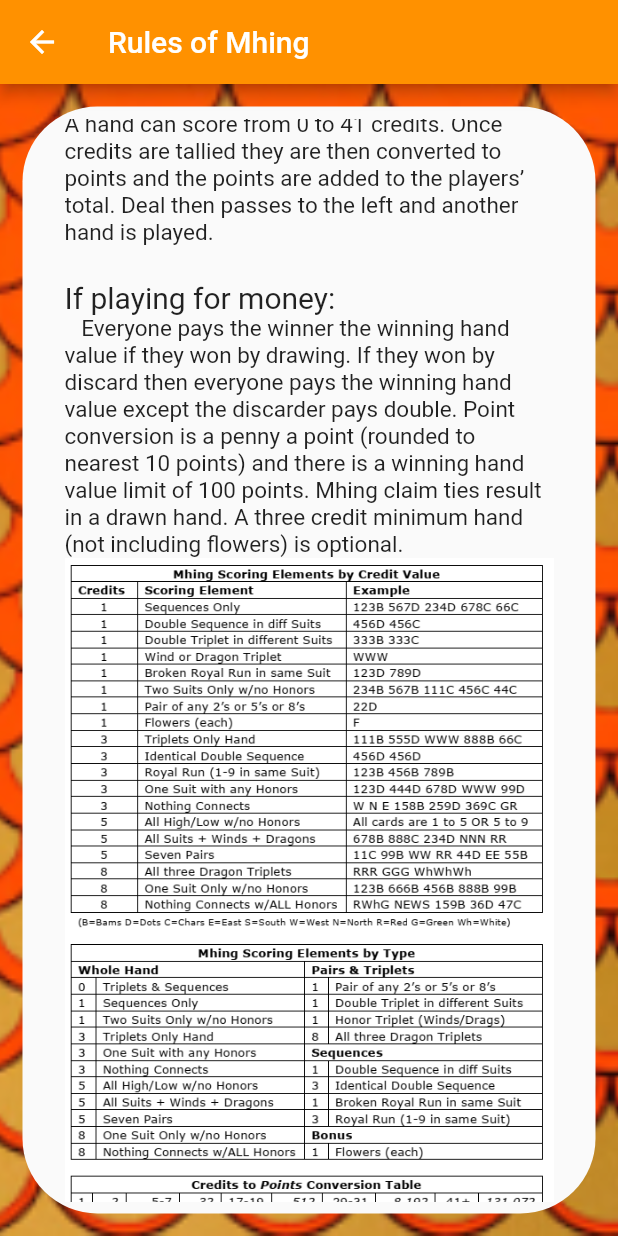
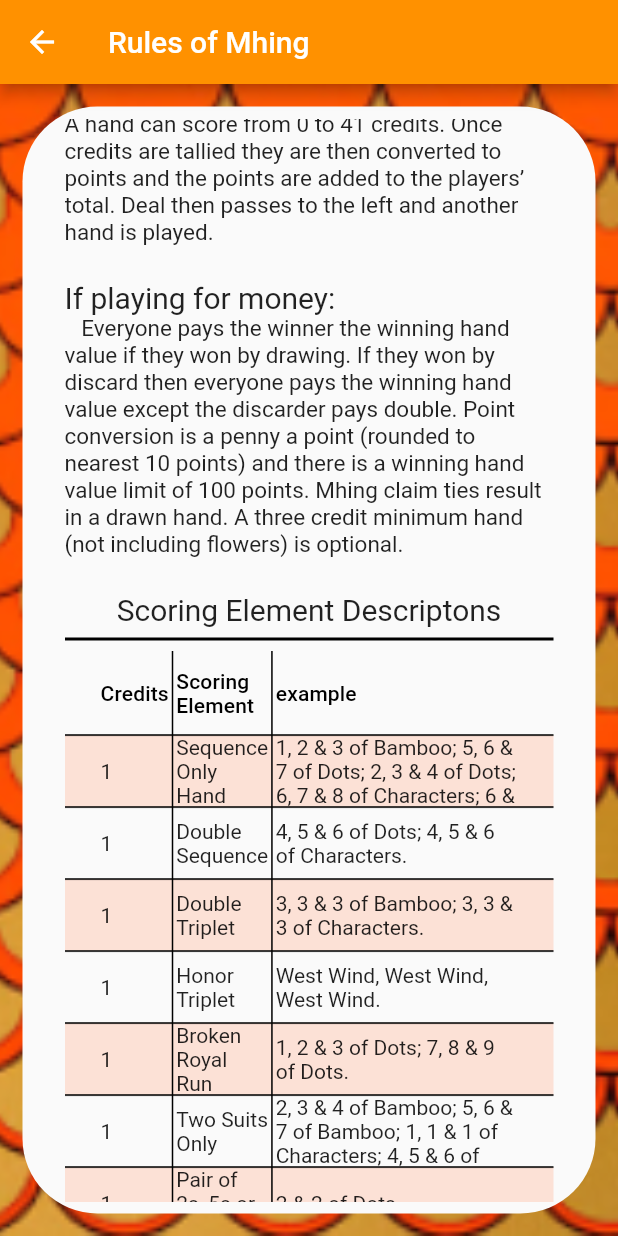
Before and after one commit to Aztal-Samoht/Mhingscore, a Flutter app: the RulesScreen screen opened by its route, scrolled down 1152 dp, on a phone screen of 412 x 824 dp. Run offline on Flutter 3.47's test engine with Material 2 defaults, Android fonts, the light colour scheme and no system bars.

Commit message:
scoring element table has been made

```diff
--- a/mhing_score_card/lib/v0/screens/rules_screen.dart
+++ b/mhing_score_card/lib/v0/screens/rules_screen.dart
@@ -2,6 +2,7 @@ import 'package:flutter/material.dart';
 import 'package:mhing_score_card/v0/res/constants.dart';
 import 'package:mhing_score_card/v0/res/strings.dart';
 import 'package:mhing_score_card/v0/widgets/appearance/app_border.dart';
+import 'package:mhing_score_card/v0/widgets/hand_descriptions.dart';
 
 class RulesScreen extends StatelessWidget {
   static String id = '/rules';
@@ -26,7 +27,7 @@ class RulesScreen extends StatelessWidget {
                 Text(sRules0, style: kRulesTitle),
                 Column(
                   crossAxisAlignment: CrossAxisAlignment.start,
-                  children: const [
+                  children: [
                     Text(sRules1t, style: kRulesSubtitle),
                     Text(sRules1, style: kRulesText),
                     Text(sRules2t, style: kRulesSubtitle),
@@ -46,6 +47,7 @@ class RulesScreen extends StatelessWidget {
                     Text(sRules8, style: kRulesText),
 
                     ///TODO:make this image zoomable
+                    ExampleTable(),
                     Image(image: AssetImage('assets/examples.png')),
                     Text(sRules9),
                   ],
--- /dev/null
+++ b/mhing_score_card/lib/v0/widgets/hand_descriptions.dart
@@ -0,0 +1,106 @@
+import 'package:flutter/material.dart';
+import 'package:mhing_score_card/v0/res/strings.dart';
+
+List<DataCell> creditValues = [
+  DataCell(Text('1')),
+  DataCell(Text('1')),
+  DataCell(Text('1')),
+  DataCell(Text('1')),
+  DataCell(Text('1')),
+  DataCell(Text('1')),
+  DataCell(Text('1')),
+  DataCell(Text('1')),
+  DataCell(Text('3')),
+  DataCell(Text('3')),
+  DataCell(Text('3')),
+  DataCell(Text('3')),
+  DataCell(Text('3')),
+  DataCell(Text('5')),
+  DataCell(Text('5')),
+  DataCell(Text('5')),
+  DataCell(Text('8')),
+  DataCell(Text('8')),
+  DataCell(Text('8')),
+];
+List<DataCell> handDescriptions = [
+  DataCell(Text(
+      '1, 2 & 3 of Bamboo; 5, 6 & 7 of Dots; 2, 3 & 4 of Dots; 6, 7 & 8 of Characters; 6 & 6 of Characters.')),
+  DataCell(Text('4, 5 & 6 of Dots; 4, 5 & 6 of Characters.')),
+  DataCell(Text('3, 3 & 3 of Bamboo; 3, 3 & 3 of Characters.')),
+  DataCell(Text('West Wind, West Wind, West Wind.')),
+  DataCell(Text('1, 2 & 3 of Dots; 7, 8 & 9 of Dots.')),
+  DataCell(Text(
+      '2, 3 & 4 of Bamboo; 5, 6 & 7 of Bamboo; 1, 1 & 1 of Characters; 4, 5 & 6 of Characters; 4 & 4 of Characters.')),
+  DataCell(Text('2 & 2 of Dots.')),
+  DataCell(Text('Sum of flowers.')),
+  DataCell(Text(
+      '1, 1 & 1 of Bamboo; 5, 5 & 5 of Dots; West Wind, West Wind, West Wind, 8, 8 & 8 of Bamboo; 6 & 6 of Characters.')),
+  DataCell(Text('4, 5 & 6 of Dots; 4, 5 & 6 of Dots.')),
+  DataCell(Text('1, 2 & 3 of Bamboo; 4, 5 & 6 of Bamboo; 7, 8 & 9 of Bamboo.')),
+  DataCell(Text(
+      '1, 2 & 3 of Dots; 4, 4 & 4 of Dots; 6, 7 & 8 of Dots; West Wind, West Wind, West Wind, 9 & 9 of Dots.')),
+  DataCell(Text(
+      'West Wind, North Wind, East Wind, 1, 5 & 8 of Bamboo; 2, 5 & 9 of Dots; 369 of Characters; Green Dragon, Red Dragon.')),
+  DataCell(Text('All cards are 1 to 5 XOR 5 to 9.')),
+  DataCell(Text(
+      '6, 7 & 8 of Bamboo; 8, 8 & 8 of Characters; 2, 3 & 4 of Dots; North Wind, North Wind, North Wind, Red Dragon, Red Dragon.')),
+  DataCell(Text(
+      '1 & 1 of Characters; 9 & 9 of Bamboo; West Wind, West Wind, Red Dragon, Red Dragon, 4 & 4 of Dots; East Wind, East Wind, 5 & 5 of Bamboo.')),
+  DataCell(Text(
+      'Red Dragon, Red Dragon, Red Dragon, Green Dragon, Green Dragon, Green Dragon, White Dragon, White Dragon, White Dragon.')),
+  DataCell(Text(
+      '1, 2 & 3 of Bamboo; 6, 6 & 6 of Bamboo; 4, 5 & 6 of Bamboo; 8, 8 & 8 of Bamboo; 9 & 9 of Bamboo.')),
+  DataCell(Text(
+      'Red Dragon, White Dragon, Green Dragon; North Wind, East Wind, West Wind, South Wind; 1, 5 & 9 of Bamboo; 3 & 6 of Dots; 4 & 7 of Characters.')),
+];
+
+class ExampleTable extends StatelessWidget {
+  ExampleTable({Key? key}) : super(key: key);
+
+  final Color oddColor = Color(0xfffce1D6);
+
+  @override
+  Widget build(BuildContext context) {
+    List<DataRow> rows = [];
+    for (int i = 0; i < creditValues.length; i++) {
+      rows.add(
+        DataRow(
+          color: i % 2 == 0
+              ? MaterialStateProperty.all(oddColor)
+              : MaterialStateProperty.all(Color(0x00fce1D6)),
+          // oddColor: Color(0x00fce1D6)
+          cells: [
+            creditValues[i],
+            DataCell(Text(sCatagory[i])),
+            handDescriptions[i],
+          ],
+        ),
+      );
+    }
+
+    return Column(
+      children: [
+        Text('\nScoring Element Descriptons', style: TextStyle(fontSize: 20)),
+        Divider(
+          color: Colors.black,
+          thickness: 2,
+        ),
+        DataTable(
+          columnSpacing: 5,
+          border: TableBorder(
+            horizontalInside: BorderSide(color: Colors.black),
+            verticalInside: BorderSide(color: Colors.black),
+          ),
+          columns: [
+            DataColumn(
+              label: Text('Credits'),
+            ),
+            DataColumn(label: Text('Scoring \nElement')),
+            DataColumn(label: Text('example'))
+          ],
+          rows: rows,
+        ),
+      ],
+    );
+  }
+}
```
